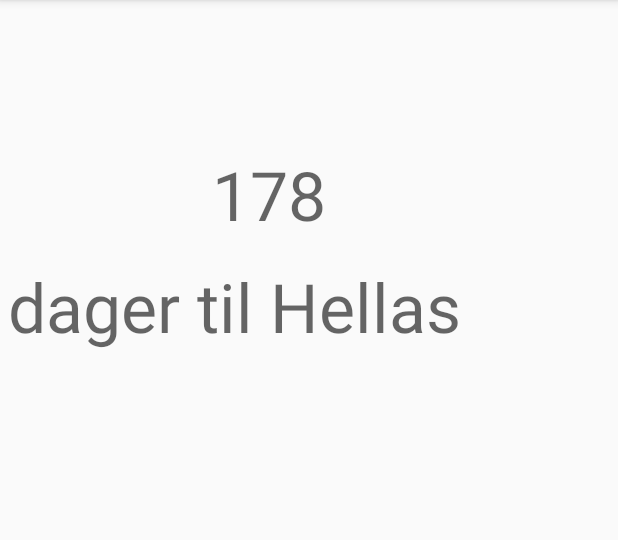
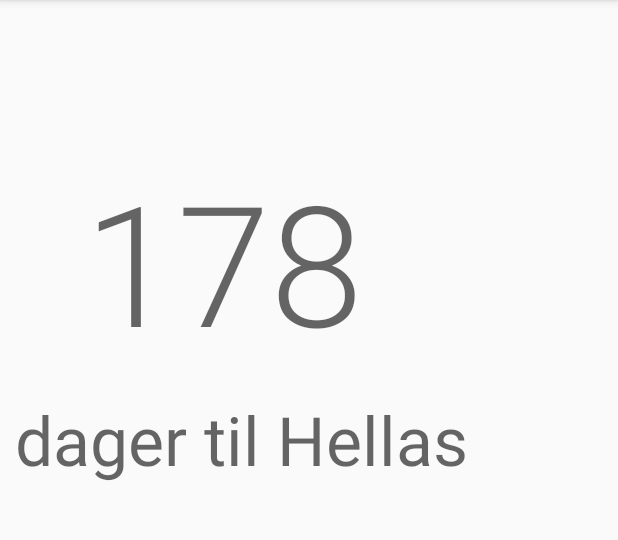
Before and after one commit to Morteen/OverTime, an Android app: the fragment FragmentThree shown on its own in the app's theme, on a phone screen of 412 x 824 dp, the part 84-624 px from its top. Run offline under Robolectric (Android 15) with nearby library versions, the phone set to English and light mode, and no system bars.

Commit message:
Fikset på floating button, litt på stilen og flyttet metoden for utreging av ant dager til Mian

```diff
--- a/OvertidApp/app/src/main/java/com/example/morten/overtidapp/FragmentThree.java
+++ b/OvertidApp/app/src/main/java/com/example/morten/overtidapp/FragmentThree.java
@@ -8,8 +8,6 @@ import android.view.View;
 import android.view.ViewGroup;
 import android.widget.TextView;
 
-import java.util.Calendar;
-
 
 /**
  * A simple {@link Fragment} subclass.
@@ -18,7 +16,7 @@ public class FragmentThree extends android.support.v4.app.Fragment {
 
 
     TextView motivasjon, dager;
-    String text, reiser;
+    String reiser;
 
     public FragmentThree() {
         // Required empty public constructor
@@ -34,46 +32,16 @@ public class FragmentThree extends android.support.v4.app.Fragment {
 
         motivasjon = (TextView) view.findViewById(R.id.motivasjon);
         dager = (TextView) view.findViewById(R.id.dager);
-        text = getResources().getString(R.string.dager);
+
         reiser = getResources().getString(R.string.reiser);
 
-        antDagerTil();
+        dager.setText(MainActivity.antDagerTil());
+        motivasjon.setText(reiser);
 
         return view;
     }
 
 
-    private void antDagerTil() {
-        // Creates two calendars instances
-        Calendar cal1 = Calendar.getInstance();
-        Calendar cal2 = Calendar.getInstance();
-
-        // Sett dato for  target dato i den ene calendar instance
-        //get Curdate i mili sek i den andre
-
-        cal2.set(2018, Calendar.JULY, 6);
-
-        // Get the represented date in milliseconds
-        long millis1 = cal1.getTimeInMillis();
-        long millis2 = cal2.getTimeInMillis();
-
-        // Calculate difference in milliseconds
-        long diff = millis2 - millis1;
-
-        // Calculate difference in seconds
-        long diffSeconds = diff / 1000;
-
-        // Calculate difference in minutes
-        long diffMinutes = diff / (60 * 1000);
-
-        // Calculate difference in hours
-        long diffHours = diff / (60 * 60 * 1000);
-
-        // Calculate difference in days
-        long diffDays = diff / (24 * 60 * 60 * 1000);
-        dager.setText(Long.toString(diffDays));
-        motivasjon.setText(reiser);
-    }
 
 
 }
--- a/OvertidApp/app/src/main/java/com/example/morten/overtidapp/MainActivity.java
+++ b/OvertidApp/app/src/main/java/com/example/morten/overtidapp/MainActivity.java
@@ -48,7 +48,7 @@ public class MainActivity extends AppCompatActivity {
         fab.setOnClickListener(new View.OnClickListener() {
             @Override
             public void onClick(View view) {
-                Snackbar.make(view, "Replace with your own action", Snackbar.LENGTH_LONG)
+                Snackbar.make(view, "Antall dager til vi reiser er "+antDagerTil(), Snackbar.LENGTH_LONG)
                         .setAction("Action", null).show();
             }
         });
@@ -157,6 +157,38 @@ public class MainActivity extends AppCompatActivity {
         overtid = savedInstanceState.getParcelableArrayList("OvertidListe");
 
     }
+    public static String antDagerTil() {
+        // Creates two calendars instances
+        Calendar cal1 = Calendar.getInstance();
+        Calendar cal2 = Calendar.getInstance();
+
+        // Sett dato for  target dato i den ene calendar instance
+        //get Curdate i mili sek i den andre
+
+        cal2.set(2018, Calendar.JULY, 6);
+
+        // Get the represented date in milliseconds
+        long millis1 = cal1.getTimeInMillis();
+        long millis2 = cal2.getTimeInMillis();
+
+        // Calculate difference in milliseconds
+        long diff = millis2 - millis1;
+
+        // Calculate difference in seconds
+        long diffSeconds = diff / 1000;
+
+        // Calculate difference in minutes
+        long diffMinutes = diff / (60 * 1000);
+
+        // Calculate difference in hours
+        long diffHours = diff / (60 * 60 * 1000);
+
+        // Calculate difference in days
+        long diffDays = diff / (24 * 60 * 60 * 1000);
+
+
+        return Long.toString(diffDays);
+    }
 
 
 }
--- a/OvertidApp/app/src/main/res/layout/activity_main.xml
+++ b/OvertidApp/app/src/main/res/layout/activity_main.xml
@@ -29,6 +29,7 @@
         android:layout_height="wrap_content"
         android:layout_gravity="bottom|end"
         android:layout_margin="@dimen/fab_margin"
-        app:srcCompat="@android:drawable/ic_dialog_email" />
+        app:backgroundTint="@color/darker_grey"
+        app:srcCompat="@android:drawable/ic_dialog_info" />
 
 </android.support.design.widget.CoordinatorLayout>
--- a/OvertidApp/app/src/main/res/layout/fragment_fragment_three.xml
+++ b/OvertidApp/app/src/main/res/layout/fragment_fragment_three.xml
@@ -13,10 +13,10 @@
         android:layout_below="@+id/dager"
         android:layout_marginTop="14dp"
         android:layout_marginRight="10dp"
-        android:paddingLeft="5dp"
+        android:paddingLeft="10dp"
         android:ellipsize="none"
         android:scrollHorizontally="false"
-        android:text="dager til Hellas"
+        android:text="@string/avreisetexts"
         android:textAppearance="@style/TextAppearance.AppCompat.Display2" />
 
     <TextView
@@ -25,8 +25,9 @@
         android:layout_height="wrap_content"
         android:layout_alignEnd="@+id/motivasjon"
         android:layout_alignParentTop="true"
-        android:layout_marginEnd="90dp"
+        android:layout_marginEnd="70dp"
+        android:paddingLeft="10dp"
         android:layout_marginTop="99dp"
         android:text="178"
-        android:textAppearance="@style/TextAppearance.AppCompat.Display2" />
+        android:textAppearance="@style/TextAppearance.AppCompat.Display4" />
 </RelativeLayout>
--- a/OvertidApp/app/src/main/res/values/strings.xml
+++ b/OvertidApp/app/src/main/res/values/strings.xml
@@ -10,10 +10,7 @@
     <string name="ok">Slett</string>
     <string name="dager">Det er </string>
     <string name="reiser"> dager til Hellas </string>
-
-
-
-
+    <string name="avreisetexts">dager til Hellas</string>
 
 
 </resources>
```
Also changed, not shown: OvertidApp/app/src/main/res/drawable/travel.png (added).
